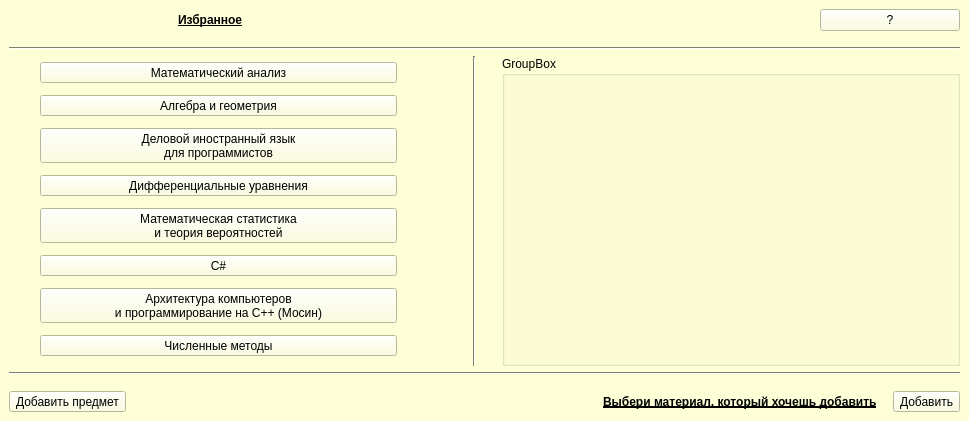
Old version of the form mainwindow.ui in the repository DianaZakharova/conspectGo.
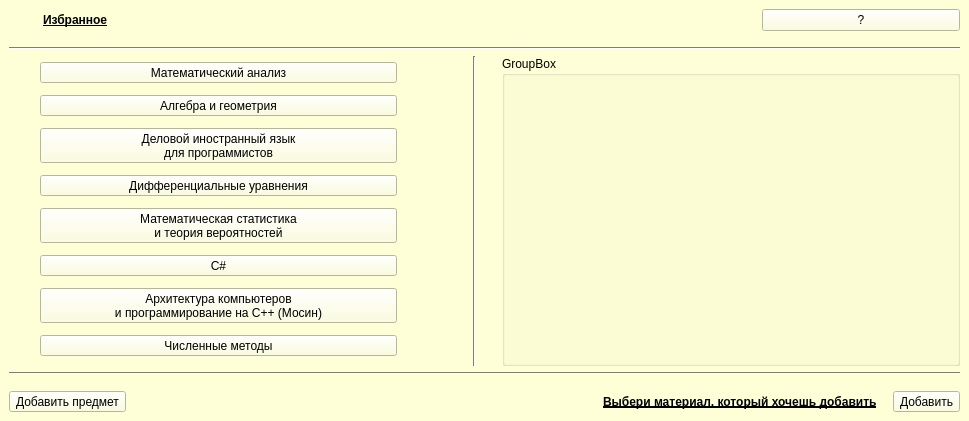
New version of the form.

```diff
--- a/mainwindow.ui
+++ b/mainwindow.ui
@@ -478,7 +478,7 @@
         </property>
         <property name="sizeHint" stdset="0">
          <size>
-          <width>169</width>
+          <width>34</width>
           <height>20</height>
          </size>
         </property>
@@ -508,7 +508,7 @@
         </property>
         <property name="sizeHint" stdset="0">
          <size>
-          <width>443</width>
+          <width>462</width>
           <height>20</height>
          </size>
         </property>
```
